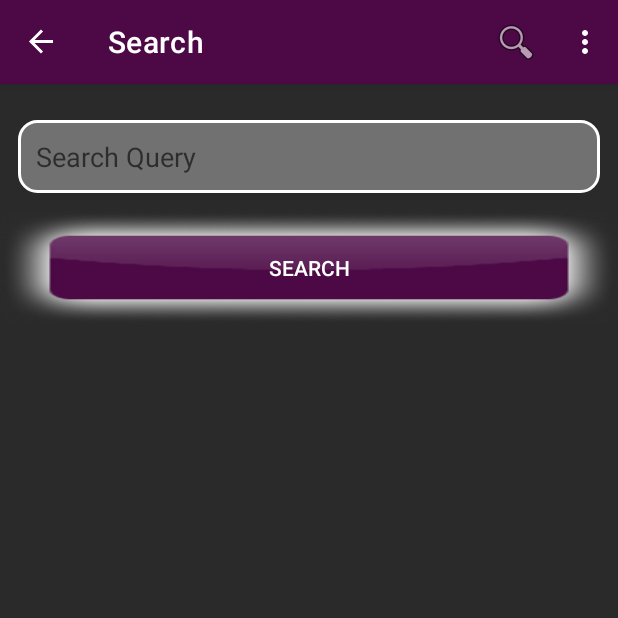
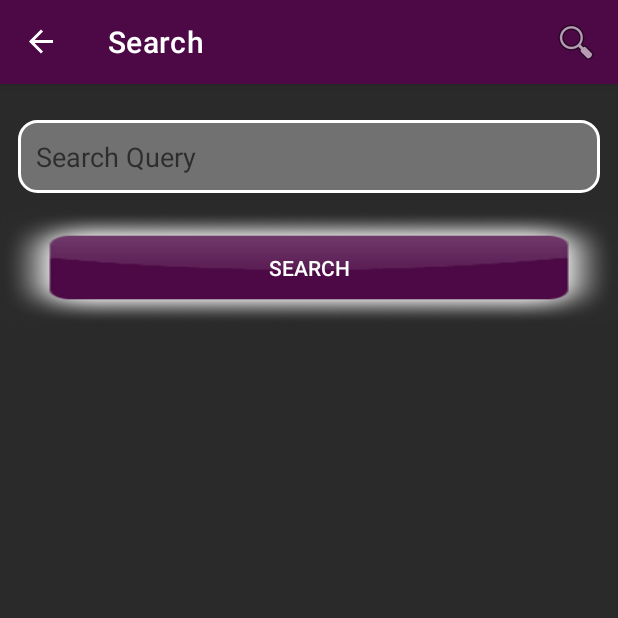
Before and after one commit to alvarotorrestx/heroic_organizer, an Android app: the screen it shows after launch once a user with an empty profile is signed in (MainActivity), after a tap on "Search", on a phone screen of 412 x 824 dp, the top half of it. Run offline under Robolectric (Android 15) with nearby library versions, the phone set to English and light mode, and no system bars; our stand-ins replace Firebase (no records; nobody signed in at launch, a user with empty details on screens opened directly), navigation-ui; pictures from the network do not load.

Commit message:
Wired custom library toolbar & simplified back end navigation methods

```diff
--- a/app/src/main/res/layout/fragment_library.xml
+++ b/app/src/main/res/layout/fragment_library.xml
@@ -4,8 +4,11 @@
              android:layout_width="match_parent"
              android:layout_height="match_parent"
              android:background="#2A2A2A" android:paddingTop="16dp">
-
     <include
             layout="@layout/fragment_library_testing"/>
+<!--    <FrameLayout-->
+<!--            android:id="@+id/library_sub_container"-->
+<!--            android:layout_width="match_parent"-->
+<!--            android:layout_height="match_parent" />-->
 
 </FrameLayout>
--- a/app/src/main/res/menu/main.xml
+++ b/app/src/main/res/menu/main.xml
@@ -6,48 +6,12 @@
           android:title="Search"
           app:showAsAction="always" android:icon="@android:drawable/ic_menu_search"/>
 
-    <item android:id="@+id/exampleAddComic"
-          android:title="E.g. Add Comic"
-          app:showAsAction="never"/>
+<!--    <item android:icon="@drawable/folder_icon"-->
+<!--          android:id="@+id/addFolder"-->
+<!--          android:title="Add Folder"-->
+<!--          app:showAsAction="always" />-->
 
-    <item android:id="@+id/exampleAddFolder"
-          android:title="E.g. Add Folder"
-          app:showAsAction="never"/>
-
-    <!-- UNUSED /
-<item android:id="@+id/nav_home"
-      android:title="Home"
-      android:icon="@drawable/ic_home"
-      app:showAsAction="never"/>
-
-<item android:id="@+id/nav_library"
-      android:title="Library"
-      android:icon="@drawable/ic_library"
-      app:showAsAction="never"/>
-
-<item android:id="@+id/nav_wishlist"
-      android:title="Wishlist"
-      android:icon="@drawable/ic_wishlist"
-      app:showAsAction="never"/>
-
-<item android:id="@+id/nav_store_locator"
-      android:title="Store Locator"
-      android:icon="@drawable/ic_store"
-      app:showAsAction="never"/>
-
-<item android:id="@+id/nav_scan"
-      android:title="Scan Comic Covers"
-      android:icon="@drawable/ic_scan"
-      app:showAsAction="never"/>
-
-<item android:id="@+id/nav_logout"
-      android:title="Logout"
-      android:icon="@drawable/ic_logout"
-      app:showAsAction="never"/>
-
-<item android:id="@+id/action_settings"
-      android:title="@string/action_settings"
-      android:orderInCategory="100"
-      app:showAsAction="never"/>
--->
+<!--    <item android:id="@+id/exampleAddComic"-->
+<!--          android:title="E.g. Add Comic"-->
+<!--          app:showAsAction="never"/>-->
 </menu>
--- a/app/src/main/res/navigation/mobile_navigation.xml
+++ b/app/src/main/res/navigation/mobile_navigation.xml
@@ -46,4 +46,14 @@
             android:label="Search"
             tools:layout="@layout/fragment_search" />
 
+    <fragment
+            android:id="@+id/nav_library_create"
+            android:name="com.example.heroicorganizer.ui.library.LibraryCreateFolderFragment"
+            android:label="Add Folder" />
+
+    <fragment
+            android:id="@+id/nav_library_modify"
+            android:name="com.example.heroicorganizer.ui.library.LibraryModifyFolderFragment"
+            android:label="Add Folder" />
+
 </navigation>
```
Also changed, not shown: app/src/main/java/com/example/heroicorganizer/ui/library/LibraryCreateFolderFragment.java (+18 -11 lines), app/src/main/java/com/example/heroicorganizer/ui/library/LibraryFragment.java (+59 -26 lines), app/src/main/res/layout/fragment_library_create.xml (+11 -11 lines), app/src/main/res/layout/fragment_library_modify.xml (+9 -9 lines), app/src/main/res/layout/fragment_library_testing.xml (+0 -13 lines), app/src/main/res/menu/menu_library.xml (added, +17 -0 lines), app/src/main/res/drawable/folder_icon.png.
